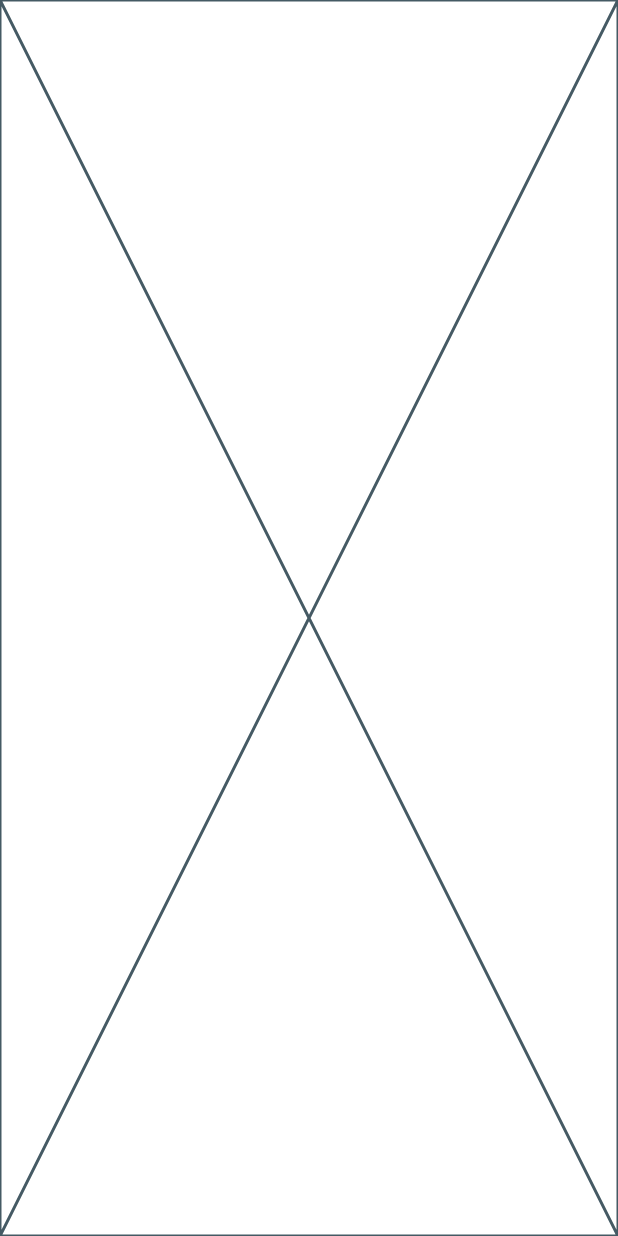
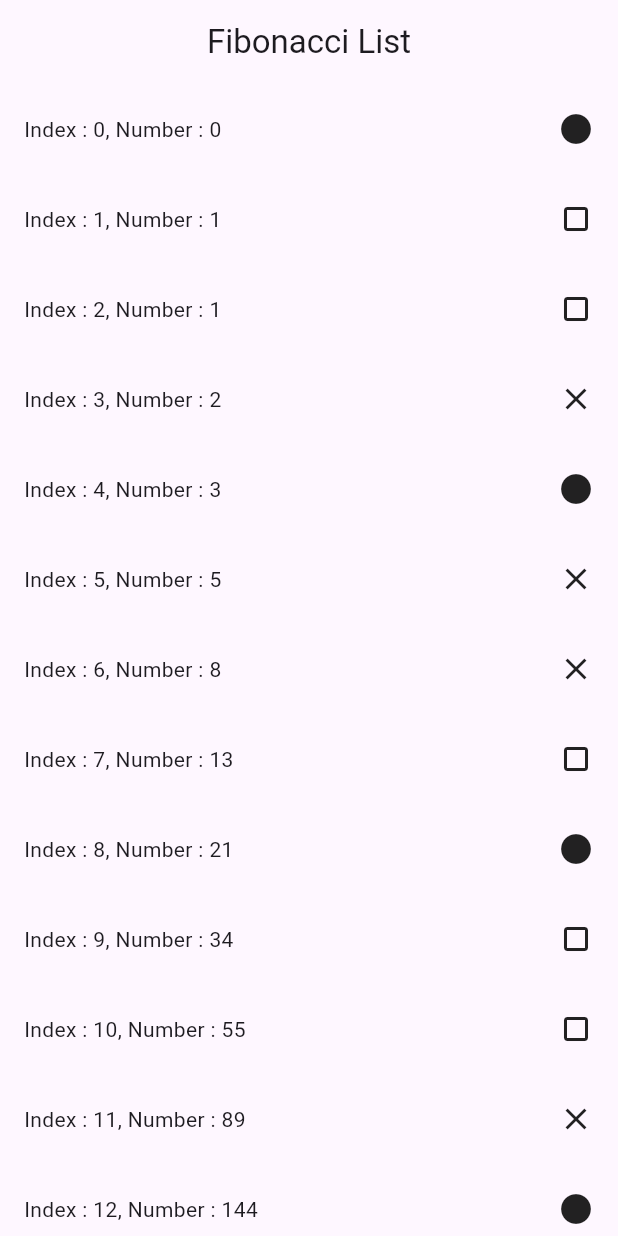
Before and after one commit to PyiTheimKyaw/fibonacci_list_app, a Flutter app: the screen it shows after launch, on a phone screen of 412 x 824 dp. Run offline on Flutter 3.47's test engine with Material 3 defaults, Android fonts, the light colour scheme and no system bars; our stand-ins replace flutter_riverpod.

Commit message:
implemented displaying fibonacci list with icons

```diff
--- a/lib/main.dart
+++ b/lib/main.dart
@@ -1,8 +1,9 @@
 import 'package:fibonacci_list_app/pages/fibonacci_list_page.dart';
 import 'package:flutter/material.dart';
+import 'package:flutter_riverpod/flutter_riverpod.dart';
 
 void main() {
-  runApp(const MyApp());
+  runApp(ProviderScope(child: const MyApp()));
 }
 
 class MyApp extends StatelessWidget {
--- /dev/null
+++ b/lib/notifier/fibonacci_list_state.dart
@@ -0,0 +1,9 @@
+class FibonacciListState {
+  List<int> fibonacciList;
+
+  FibonacciListState({required this.fibonacciList});
+
+  FibonacciListState copyWith({List<int>? fibonacciList}) {
+    return FibonacciListState(fibonacciList: fibonacciList ?? this.fibonacciList);
+  }
+}
--- /dev/null
+++ b/lib/notifier/fibonacci_notifier.dart
@@ -0,0 +1,23 @@
+import 'package:fibonacci_list_app/notifier/fibonacci_list_state.dart';
+import 'package:flutter_riverpod/flutter_riverpod.dart';
+
+///Notifier class to notify the state changes to the view layer(Widgets)
+class FibonacciNotifier extends StateNotifier<FibonacciListState> {
+  FibonacciNotifier({int count = 40}) : super(FibonacciListState(fibonacciList: [])) {
+    generateFibonacci(count);
+  }
+
+  ///func for 40 Fibonacci numbers.
+  void generateFibonacci(int count) {
+    List<int> fib = [0, 1];
+    for (int i = 2; i <= count; i++) {
+      fib.add(fib[i - 1] + fib[i - 2]);
+    }
+    state = state.copyWith(fibonacciList: fib);
+  }
+}
+
+// State Management - Riverpod Provider
+final fibonacciProvider = StateNotifierProvider<FibonacciNotifier, FibonacciListState>((ref) {
+  return FibonacciNotifier();
+});
--- a/lib/pages/fibonacci_list_page.dart
+++ b/lib/pages/fibonacci_list_page.dart
@@ -1,15 +1,65 @@
+import 'package:fibonacci_list_app/utils/dimens.dart';
 import 'package:flutter/material.dart';
+import 'package:flutter_riverpod/flutter_riverpod.dart';
 
-class FibonacciListPage extends StatefulWidget {
+import '../notifier/fibonacci_notifier.dart';
+import '../utils/enums.dart';
+
+class FibonacciListPage extends ConsumerStatefulWidget {
   const FibonacciListPage({super.key});
 
   @override
-  State<FibonacciListPage> createState() => _FibonacciListPageState();
+  ConsumerState<FibonacciListPage> createState() => _FibonacciListPageState();
 }
 
-class _FibonacciListPageState extends State<FibonacciListPage> {
+class _FibonacciListPageState extends ConsumerState<FibonacciListPage> {
+  SymbolType getSymbolType(int number) {
+    switch (number % 3) {
+      case 0:
+        return SymbolType.circle;
+      case 1:
+        return SymbolType.square;
+      case 2:
+        return SymbolType.cross;
+      default:
+        return SymbolType.circle;
+    }
+  }
+
   @override
   Widget build(BuildContext context) {
-    return const Placeholder();
+    final fibonacciNumbers = ref.watch(fibonacciProvider).fibonacciList;
+
+    return Scaffold(
+      appBar: AppBar(title: Text("Fibonacci List"), centerTitle: true),
+      body: SingleChildScrollView(
+        child: Column(
+          mainAxisSize: MainAxisSize.min,
+          children: List.generate(fibonacciNumbers.length, (index) {
+            final number = fibonacciNumbers[index];
+            return Container(
+              padding: EdgeInsets.symmetric(horizontal: kMargin16, vertical: kMargin18),
+              width: double.infinity,
+              child: Row(
+                mainAxisSize: MainAxisSize.min,
+                crossAxisAlignment: CrossAxisAlignment.center,
+                children: [Text("Index : $index, Number : $number"), Spacer(), _getSymbolIcon(getSymbolType(number))],
+              ),
+            );
+          }),
+        ),
+      ),
+    );
+  }
+
+  Widget _getSymbolIcon(SymbolType type) {
+    switch (type) {
+      case SymbolType.square:
+        return Icon(Icons.crop_square);
+      case SymbolType.circle:
+        return Icon(Icons.circle);
+      case SymbolType.cross:
+        return Icon(Icons.close);
+    }
   }
 }
--- a/lib/utils/dimens.dart
+++ b/lib/utils/dimens.dart
@@ -1,4 +1,5 @@
 ///App dimens
+const double kMargin8 = 8.0;
 const double kMargin16 = 16.0;
 const double kMargin18 = 18.0;
 const double kMargin20 = 20.0;
--- /dev/null
+++ b/lib/utils/enums.dart
@@ -0,0 +1 @@
+enum SymbolType { square, circle, cross }
--- a/pubspec.yaml
+++ b/pubspec.yaml
@@ -35,7 +35,6 @@ dependencies:
   # Use with the CupertinoIcons class for iOS style icons.
   cupertino_icons: ^1.0.8
   flutter_riverpod: ^2.6.1
-  collection: ^1.19.1
 
 dev_dependencies:
   flutter_test:
```
Also changed, not shown: pubspec.lock.
